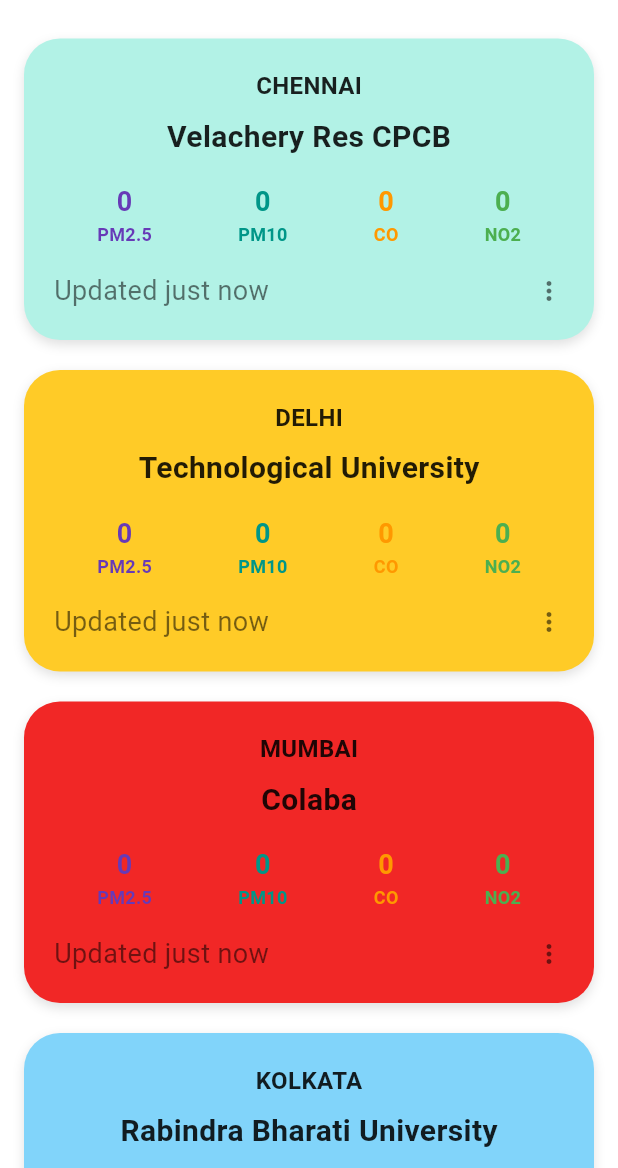
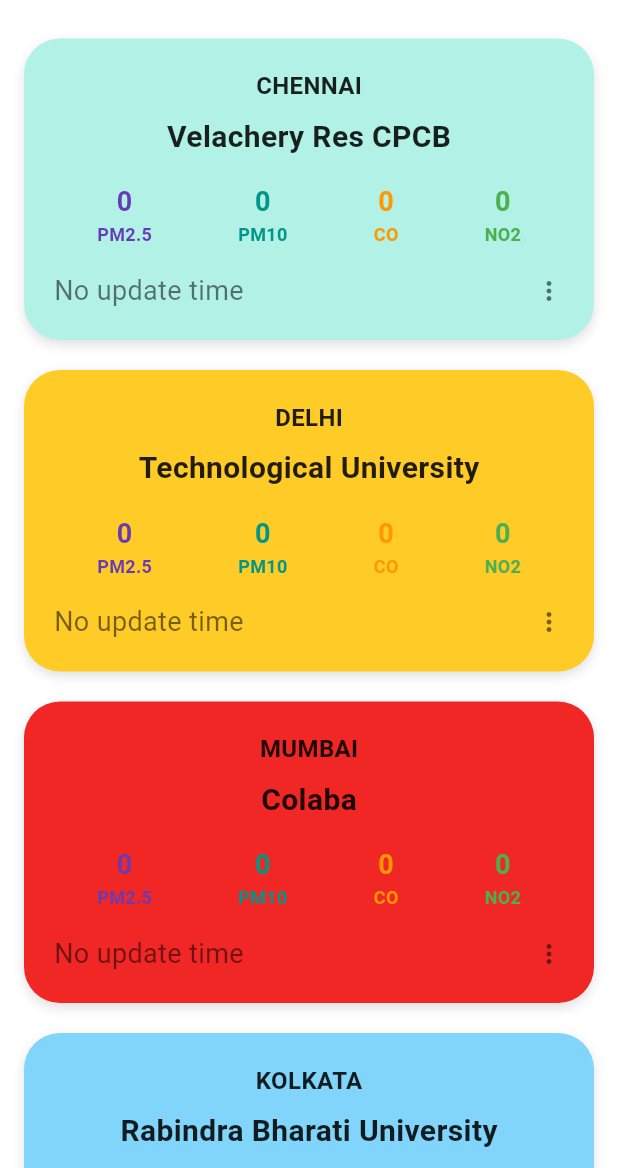
Before and after one commit to aishwaryamurugan2003/AirQualityData, a Flutter app: the screen it shows after launch, on a phone screen of 412 x 824 dp, the part 68-1236 px from its top. Run offline on Flutter 3.47's test engine with Material 3 defaults, Android fonts, the phone set to English and light mode, and no system bars; our stand-ins replace dio; network calls fail.

Commit message:
Complete Project

```diff
--- a/lib/models/air_quality_model.dart
+++ b/lib/models/air_quality_model.dart
@@ -1,19 +1,20 @@
-import 'package:flutter/material.dart';
 class AirQualityModel {
   double pm25;
   double pm10;
   double co;
   double no2;
+  String? latestDateTime;
 
   AirQualityModel({
     this.pm25 = 0.0,
     this.pm10 = 0.0,
     this.co = 0.0,
     this.no2 = 0.0,
+    this.latestDateTime,
   });
 
   void setParameter(String parameter, double value) {
-    switch (parameter.toLowerCase()) {
+    switch (parameter) {
       case 'pm25':
         pm25 = value;
         break;
@@ -28,9 +29,4 @@ class AirQualityModel {
         break;
     }
   }
-
-  @override
-  String toString() {
-    return 'PM2.5: $pm25, PM10: $pm10, CO: $co, NO2: $no2';
-  }
 }
--- a/lib/views/home_page.dart
+++ b/lib/views/home_page.dart
@@ -134,9 +134,12 @@ class _HomePageState extends State<HomePage> {
           const SizedBox(height: 16),
           Row(
             mainAxisAlignment: MainAxisAlignment.spaceBetween,
-            children: const [
-              Text("Updated just now", style: TextStyle(fontSize: 18, color: Colors.black54)),
-              Icon(Icons.more_vert, size: 20, color: Colors.black54),
+            children: [
+              Text(
+                formatDateTime(data.latestDateTime),
+                style: const TextStyle(fontSize: 18, color: Colors.black54),
+              ),
+              const Icon(Icons.more_vert, size: 20, color: Colors.black54),
             ],
           ),
         ],
@@ -166,4 +169,21 @@ class _HomePageState extends State<HomePage> {
       ],
     );
   }
+
+  String formatDateTime(String? dateTimeStr) {
+    if (dateTimeStr == null) return "No update time";
+    try {
+      final parsed = DateTime.parse(dateTimeStr);
+      final now = DateTime.now();
+      final diff = now.difference(parsed);
+
+      if (diff.inMinutes < 1) return 'just now';
+      if (diff.inMinutes < 60) return '${diff.inMinutes} min ago';
+      if (diff.inHours < 24) return '${diff.inHours} hrs ago';
+
+      return "${parsed.hour.toString().padLeft(2, '0')}:${parsed.minute.toString().padLeft(2, '0')}, ${parsed.day}/${parsed.month}/${parsed.year}";
+    } catch (e) {
+      return "Invalid date";
+    }
+  }
 }
```
Also changed, not shown: lib/controllers/airquality_controller.dart (+13 -2 lines).
